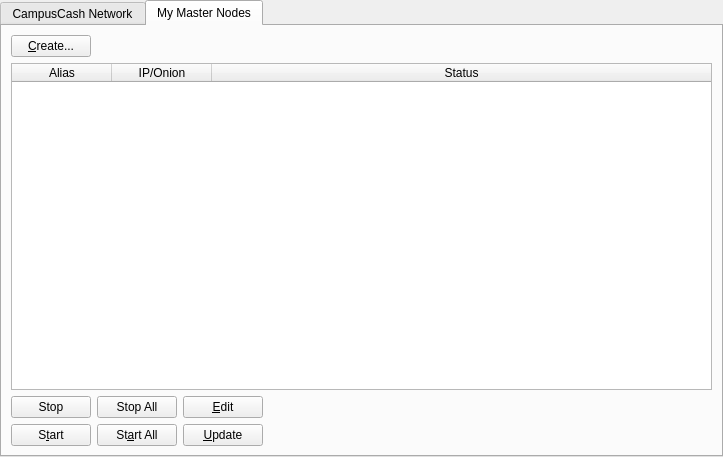
Above: src/qt/forms/masternodemanager.ui from FrankygoestoHollywood/CampusCash_Core before the change. Below: the same form after it.
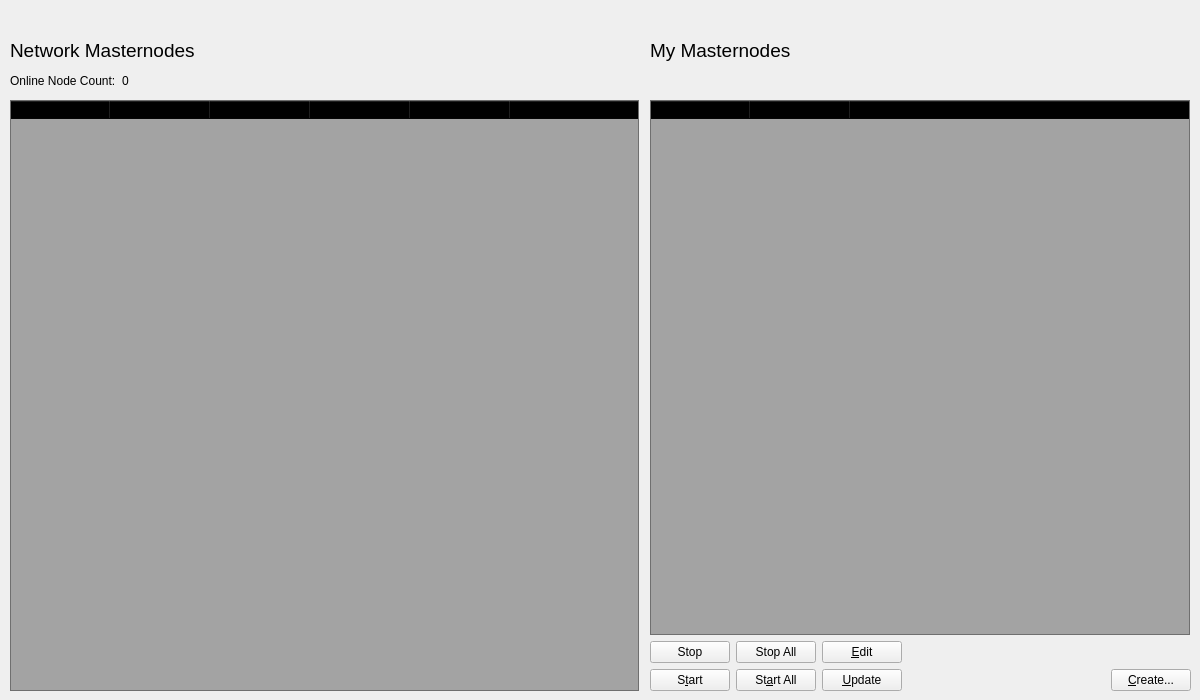
That is the form after the change.

The edit to the form file:
```diff
--- a/src/qt/forms/masternodemanager.ui
+++ b/src/qt/forms/masternodemanager.ui
@@ -6,8 +6,8 @@
    <rect>
     <x>0</x>
     <y>0</y>
-    <width>723</width>
-    <height>457</height>
+    <width>1200</width>
+    <height>700</height>
    </rect>
   </property>
   <property name="windowTitle">
@@ -16,161 +16,38 @@
   <property name="styleSheet">
    <string notr="true"/>
   </property>
-  <layout class="QVBoxLayout" name="topLayout">
-   <property name="leftMargin">
-    <number>0</number>
+  <widget class="QWidget" name="">
+   <property name="geometry">
+    <rect>
+     <x>650</x>
+     <y>100</y>
+     <width>541</width>
+     <height>591</height>
+    </rect>
    </property>
-   <property name="topMargin">
-    <number>0</number>
-   </property>
-   <property name="rightMargin">
-    <number>0</number>
-   </property>
-   <property name="bottomMargin">
-    <number>0</number>
-   </property>
-   <item>
-    <layout class="QVBoxLayout" name="verticalLayout">
-     <property name="bottomMargin">
-      <number>0</number>
-     </property>
-     <item>
-      <widget class="QTabWidget" name="tabWidget">
-       <property name="currentIndex">
-        <number>1</number>
-       </property>
-       <widget class="QWidget" name="tab">
-        <attribute name="title">
-         <string>CampusCash Network</string>
-        </attribute>
-        <layout class="QGridLayout" name="gridLayout">
-         <item row="1" column="0">
-          <widget class="QTableWidget" name="tableWidgetMasternodes">
-           <property name="editTriggers">
-            <set>QAbstractItemView::NoEditTriggers</set>
-           </property>
-           <property name="alternatingRowColors">
-            <bool>true</bool>
-           </property>
-           <property name="selectionBehavior">
-            <enum>QAbstractItemView::SelectRows</enum>
-           </property>
-           <property name="sortingEnabled">
-            <bool>true</bool>
-           </property>
-           <attribute name="horizontalHeaderStretchLastSection">
-            <bool>true</bool>
-           </attribute>
-           <column>
-            <property name="text">
-             <string>Address</string>
-            </property>
-           </column>
-           <column>
-            <property name="text">
-             <string>Protocol</string>
-            </property>
-           </column>
-           <column>
-            <property name="text">
-             <string>Active</string>
-            </property>
-           </column>
-           <column>
-            <property name="text">
-             <string>Active (secs)</string>
-            </property>
-           </column>
-           <column>
-            <property name="text">
-             <string>Last Seen</string>
-            </property>
-           </column>
-           <column>
-            <property name="text">
-             <string>Pubkey</string>
-            </property>
-           </column>
-          </widget>
-         </item>
-         <item row="0" column="0">
-          <layout class="QHBoxLayout" name="horizontalLayout_3">
-           <property name="bottomMargin">
-            <number>0</number>
-           </property>
-           <item>
-            <widget class="QLabel" name="label_2">
-             <property name="text">
-              <string>CampusCash Node Count:</string>
-             </property>
-            </widget>
-           </item>
-           <item>
-            <widget class="QLabel" name="countLabel">
-             <property name="text">
-              <string>0</string>
-             </property>
-            </widget>
-           </item>
-           <item>
-            <spacer name="horizontalSpacer_3">
-             <property name="orientation">
-              <enum>Qt::Horizontal</enum>
-             </property>
-             <property name="sizeHint" stdset="0">
-              <size>
-               <width>40</width>
-               <height>20</height>
-              </size>
-             </property>
-            </spacer>
-           </item>
-          </layout>
-         </item>
-        </layout>
-       </widget>
-       <widget class="QWidget" name="tab_2">
-        <attribute name="title">
-         <string>My Master Nodes</string>
-        </attribute>
-        <layout class="QGridLayout" name="gridLayout_2">
-         <item row="0" column="0">
           <layout class="QVBoxLayout" name="verticalLayout_2">
            <property name="bottomMargin">
             <number>0</number>
            </property>
-           <item>
-            <layout class="QHBoxLayout" name="horizontalLayout">
-             <item>
-              <widget class="QPushButton" name="createButton">
-               <property name="text">
-                <string>&amp;Create...</string>
-               </property>
-              </widget>
-             </item>
-             <item>
-              <spacer name="horizontalSpacer">
-               <property name="orientation">
-                <enum>Qt::Horizontal</enum>
-               </property>
-               <property name="sizeHint" stdset="0">
-                <size>
-                 <width>40</width>
-                 <height>20</height>
-                </size>
-               </property>
-              </spacer>
-             </item>
-            </layout>
-           </item>
            <item>
             <widget class="QTableWidget" name="tableWidget_2">
              <property name="minimumSize">
               <size>
-               <width>695</width>
+        <width>400</width>
                <height>0</height>
               </size>
              </property>
+      <property name="maximumSize">
+       <size>
+        <width>540</width>
+        <height>16777215</height>
+       </size>
+      </property>
+      <property name="styleSheet">
+       <string notr="true">background: transparent;
+background-color: rgb(20, 20, 20, 0.35);
+</string>
+      </property>
              <property name="editTriggers">
               <set>QAbstractItemView::NoEditTriggers</set>
              </property>
@@ -290,17 +167,198 @@
                </property>
               </spacer>
              </item>
+      <item>
+       <widget class="QPushButton" name="createButton">
+        <property name="text">
+         <string>&amp;Create...</string>
+        </property>
+       </widget>
+      </item>
             </layout>
            </item>
           </layout>
-         </item>
-        </layout>
-       </widget>
-      </widget>
-     </item>
-    </layout>
-   </item>
-  </layout>
+  </widget>
+  <widget class="QWidget" name="">
+   <property name="geometry">
+    <rect>
+     <x>10</x>
+     <y>70</y>
+     <width>471</width>
+     <height>22</height>
+    </rect>
+   </property>
+   <layout class="QHBoxLayout" name="horizontalLayout_3">
+    <property name="bottomMargin">
+     <number>0</number>
+    </property>
+    <item>
+     <widget class="QLabel" name="label_2">
+      <property name="text">
+       <string>Online Node Count:</string>
+      </property>
+     </widget>
+    </item>
+    <item>
+     <widget class="QLabel" name="countLabel">
+      <property name="text">
+       <string>0</string>
+      </property>
+     </widget>
+    </item>
+    <item>
+     <spacer name="horizontalSpacer_3">
+      <property name="orientation">
+       <enum>Qt::Horizontal</enum>
+      </property>
+      <property name="sizeHint" stdset="0">
+       <size>
+        <width>40</width>
+        <height>20</height>
+       </size>
+      </property>
+     </spacer>
+    </item>
+   </layout>
+  </widget>
+  <widget class="QTableWidget" name="tableWidgetMasternodes">
+   <property name="geometry">
+    <rect>
+     <x>10</x>
+     <y>100</y>
+     <width>629</width>
+     <height>591</height>
+    </rect>
+   </property>
+   <property name="styleSheet">
+    <string notr="true">background: transparent;
+background-color: rgb(20, 20, 20, 0.35);</string>
+   </property>
+   <property name="editTriggers">
+    <set>QAbstractItemView::NoEditTriggers</set>
+   </property>
+   <property name="alternatingRowColors">
+    <bool>true</bool>
+   </property>
+   <property name="selectionBehavior">
+    <enum>QAbstractItemView::SelectRows</enum>
+   </property>
+   <property name="sortingEnabled">
+    <bool>true</bool>
+   </property>
+   <attribute name="horizontalHeaderStretchLastSection">
+    <bool>true</bool>
+   </attribute>
+   <column>
+    <property name="text">
+     <string>Address</string>
+    </property>
+   </column>
+   <column>
+    <property name="text">
+     <string>Protocol</string>
+    </property>
+   </column>
+   <column>
+    <property name="text">
+     <string>Active</string>
+    </property>
+   </column>
+   <column>
+    <property name="text">
+     <string>Active (secs)</string>
+    </property>
+   </column>
+   <column>
+    <property name="text">
+     <string>Last Seen</string>
+    </property>
+   </column>
+   <column>
+    <property name="text">
+     <string>Pubkey</string>
+    </property>
+   </column>
+  </widget>
+  <widget class="QWidget" name="layoutWidget">
+   <property name="geometry">
+    <rect>
+     <x>650</x>
+     <y>30</y>
+     <width>471</width>
+     <height>41</height>
+    </rect>
+   </property>
+   <layout class="QHBoxLayout" name="horizontalLayout_6">
+    <property name="bottomMargin">
+     <number>0</number>
+    </property>
+    <item>
+     <widget class="QLabel" name="label_3">
+      <property name="font">
+       <font>
+        <pointsize>14</pointsize>
+       </font>
+      </property>
+      <property name="text">
+       <string>My Masternodes</string>
+      </property>
+     </widget>
+    </item>
+    <item>
+     <spacer name="horizontalSpacer_4">
+      <property name="orientation">
+       <enum>Qt::Horizontal</enum>
+      </property>
+      <property name="sizeHint" stdset="0">
+       <size>
+        <width>40</width>
+        <height>20</height>
+       </size>
+      </property>
+     </spacer>
+    </item>
+   </layout>
+  </widget>
+  <widget class="QWidget" name="layoutWidget_2">
+   <property name="geometry">
+    <rect>
+     <x>10</x>
+     <y>30</y>
+     <width>471</width>
+     <height>41</height>
+    </rect>
+   </property>
+   <layout class="QHBoxLayout" name="horizontalLayout_7">
+    <property name="bottomMargin">
+     <number>0</number>
+    </property>
+    <item>
+     <widget class="QLabel" name="label_4">
+      <property name="font">
+       <font>
+        <pointsize>14</pointsize>
+       </font>
+      </property>
+      <property name="text">
+       <string>Network Masternodes</string>
+      </property>
+     </widget>
+    </item>
+    <item>
+     <spacer name="horizontalSpacer_6">
+      <property name="orientation">
+       <enum>Qt::Horizontal</enum>
+      </property>
+      <property name="sizeHint" stdset="0">
+       <size>
+        <width>40</width>
+        <height>20</height>
+       </size>
+      </property>
+     </spacer>
+    </item>
+   </layout>
+  </widget>
  </widget>
  <resources/>
  <connections/>
```
Lines whose indentation alone changed are shown as unchanged.
